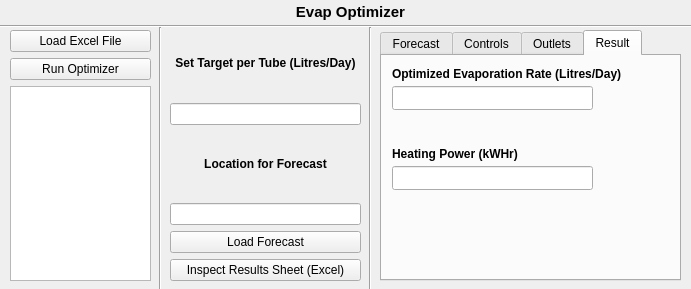
Before: the Qt Designer form BG/form.ui in anirudhbhalekar/evap_optimizer, drawn with Qt 5.
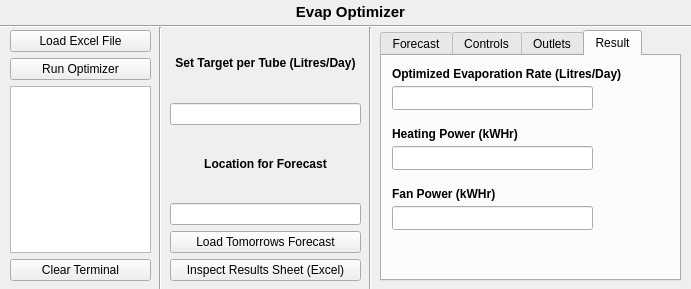
After: the same form once the commit is applied. The open tabs and pages were chosen to show the change.

Commit message: clean up with new buttons

```diff
--- a/BG/form.ui
+++ b/BG/form.ui
@@ -72,6 +72,13 @@
       </property>
      </widget>
     </item>
+    <item>
+     <widget class="QPushButton" name="ClearTerminalBttn">
+      <property name="text">
+       <string>Clear Terminal</string>
+      </property>
+     </widget>
+    </item>
    </layout>
   </widget>
   <widget class="Line" name="line">
@@ -146,7 +153,7 @@
     <item>
      <widget class="QPushButton" name="LoadForecast">
       <property name="text">
-       <string>Load Forecast</string>
+       <string>Load Tomorrows Forecast</string>
       </property>
      </widget>
     </item>
@@ -305,7 +312,7 @@
      <property name="geometry">
       <rect>
        <x>10</x>
-       <y>90</y>
+       <y>70</y>
        <width>221</width>
        <height>16</height>
       </rect>
@@ -325,13 +332,48 @@
      </property>
     </widget>
     <widget class="QLineEdit" name="HP_line">
+     <property name="enabled">
+      <bool>true</bool>
+     </property>
      <property name="geometry">
       <rect>
        <x>10</x>
-       <y>110</y>
+       <y>90</y>
        <width>201</width>
        <height>24</height>
       </rect>
+     </property>
+     <property name="readOnly">
+      <bool>true</bool>
+     </property>
+    </widget>
+    <widget class="QLabel" name="label_6">
+     <property name="geometry">
+      <rect>
+       <x>10</x>
+       <y>130</y>
+       <width>221</width>
+       <height>16</height>
+      </rect>
+     </property>
+     <property name="text">
+      <string>&lt;html&gt;&lt;head/&gt;&lt;body&gt;&lt;p&gt;&lt;span style=&quot; font-weight:700;&quot;&gt;Fan Power (kWHr)&lt;/span&gt;&lt;/p&gt;&lt;/body&gt;&lt;/html&gt;</string>
+     </property>
+    </widget>
+    <widget class="QLineEdit" name="FP_line">
+     <property name="enabled">
+      <bool>true</bool>
+     </property>
+     <property name="geometry">
+      <rect>
+       <x>10</x>
+       <y>150</y>
+       <width>201</width>
+       <height>24</height>
+      </rect>
+     </property>
+     <property name="readOnly">
+      <bool>true</bool>
      </property>
     </widget>
    </widget>
```
Left out of the diff: 23 changed lines with no effect on the pictures. The commit also changes 7 other files.
